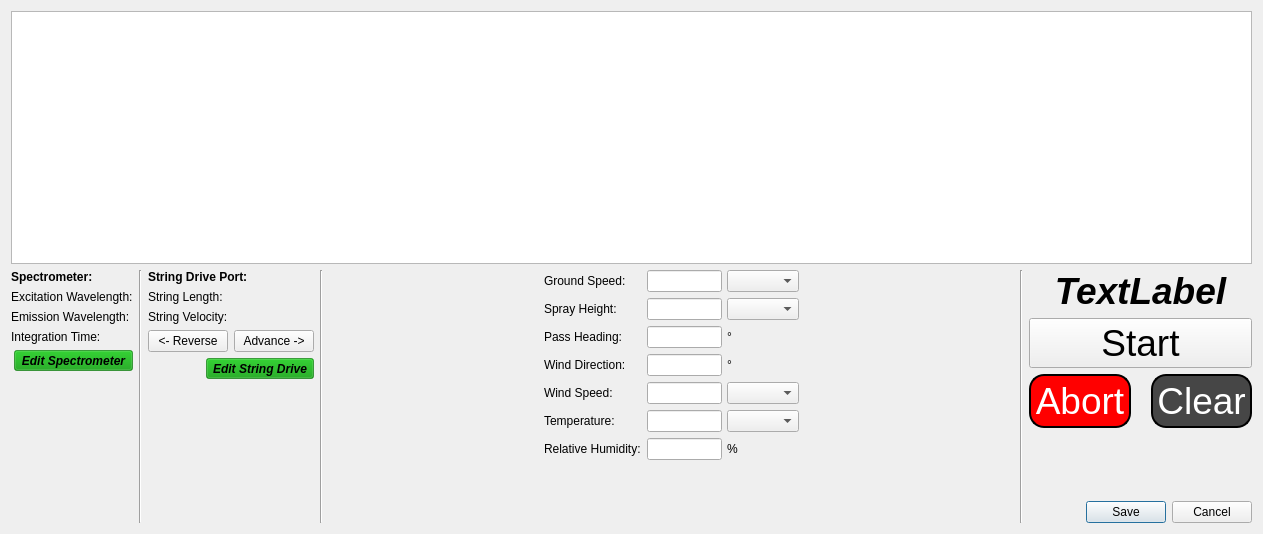
First picture: the form in accupatt/windows/ui/readString.ui, repository gill14/AccuPatt, before the edit.
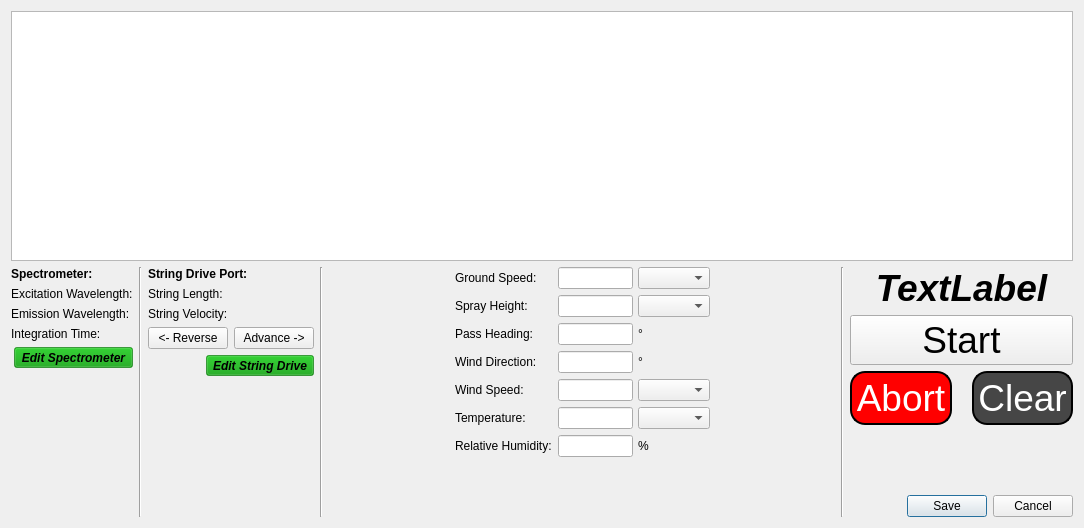
Second picture: the form after the edit. Icons and pictures are not drawn. Custom widgets are drawn as their Qt base class.

The edit to the form file:
```diff
--- a/accupatt/windows/ui/readString.ui
+++ b/accupatt/windows/ui/readString.ui
@@ -6,8 +6,8 @@
    <rect>
     <x>0</x>
     <y>0</y>
-    <width>1263</width>
-    <height>534</height>
+    <width>1084</width>
+    <height>528</height>
    </rect>
   </property>
   <property name="windowTitle">
```
